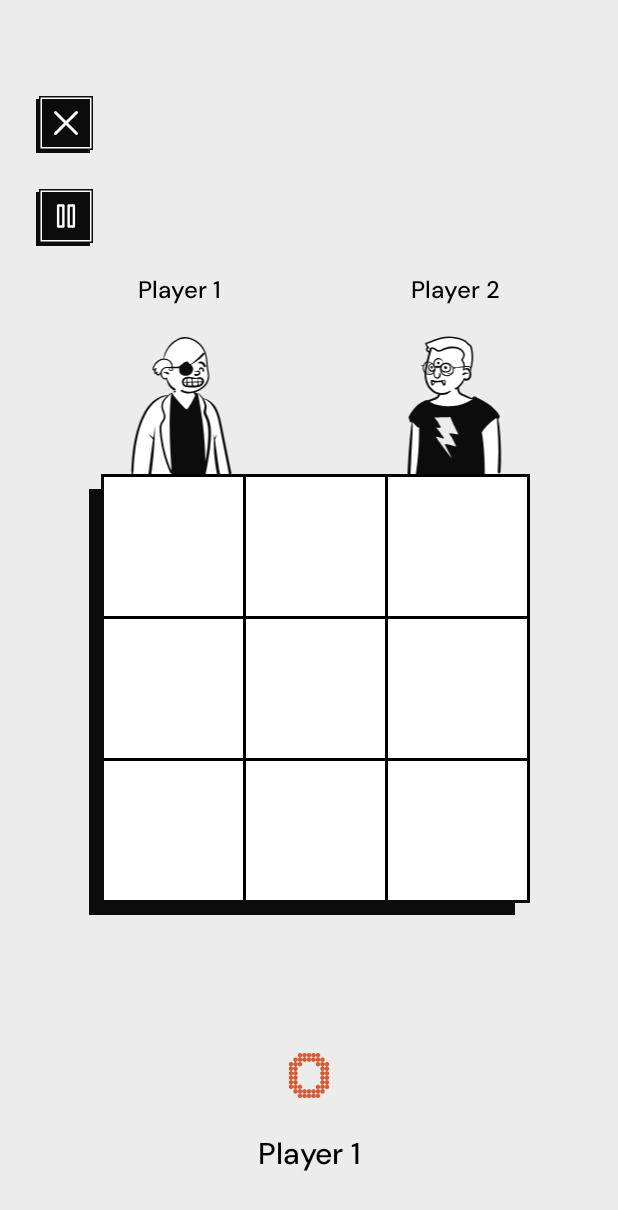
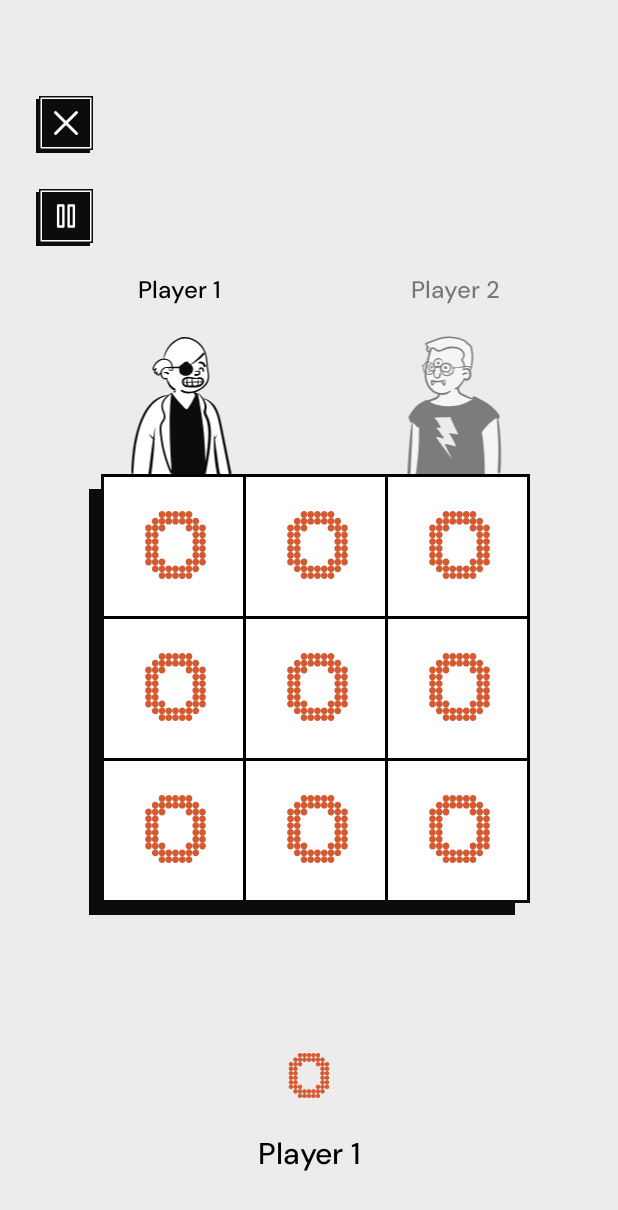
Before and after one commit to DoThanhTuong/tic_tac_toe, an Android app: the screen it shows after launch (MainActivity), on a phone screen of 412 x 824 dp. Shown: the top 1210 px of the screen. Run offline under Robolectric (Android 15) with nearby library versions, the phone set to English and light mode, and no system bars.

Commit message:
update_layout

```diff
--- a/app/src/main/res/drawable/bg_xo.xml
+++ b/app/src/main/res/drawable/bg_xo.xml
@@ -1,26 +1,23 @@
 <?xml version="1.0" encoding="utf-8"?>
-<!-- res/drawable/square_top_left_border.xml -->
 <layer-list xmlns:android="http://schemas.android.com/apk/res/android">
-    <!-- Nền trắng (hoặc trong suốt) -->
-    <item>
+
+    <!-- Lớp nền (background chính) -->
+    <item android:width="94.67dp"
+        android:height="94.67dp">
+          android:top="4dp"
+          android:bottom="4dp"
+          android:left="4dp"
+          android:right="4dp">
         <shape android:shape="rectangle">
-            <solid android:color="#FFFFFF" />
+            <solid android:color="#000000"/> <!-- Màu nền trắng -->
         </shape>
     </item>
 
-    <!-- Viền trái -->
-    <item android:left="94.67dp" android:right="0dp">
+    <!-- Lớp viền trong (inner border) -->
+    <item android:top="2dp" android:bottom="0dp" android:left="0dp" android:right="2dp">
         <shape android:shape="rectangle">
-            <size android:width="4dp" />
-            <solid android:color="#000000" />
+            <solid android:color="#FFFFFF"/> <!-- Màu viền đen -->
         </shape>
     </item>
 
-    <!-- Viền trên -->
-    <item android:top="0dp" android:bottom="94.67dp">
-        <shape android:shape="rectangle">
-            <size android:height="4dp" />
-            <solid android:color="#000000" />
-        </shape>
-    </item>
 </layer-list>
--- a/app/src/main/res/layout/activity_player.xml
+++ b/app/src/main/res/layout/activity_player.xml
@@ -33,57 +33,63 @@
         android:id="@+id/tv_player1"
         android:layout_width="100dp"
         android:layout_height="wrap_content"
+        android:ellipsize="end"
+        android:fontFamily="@font/dmsans"
         android:gravity="center"
         android:maxLines="1"
-        android:ellipsize="end"
         android:paddingStart="16dp"
         android:paddingEnd="16dp"
         android:paddingBottom="16dp"
         android:text="Player 1"
-        android:fontFamily="@font/dmsans"
+        android:textColor="@color/black"
         android:textSize="16sp"
-        android:textColor="@color/black"
         app:layout_constraintBottom_toTopOf="@+id/iv_player1"
         app:layout_constraintEnd_toEndOf="@+id/iv_player1"
-        app:layout_constraintStart_toStartOf="@+id/iv_player1" />
+        app:layout_constraintStart_toStartOf="@+id/iv_player1"
+        tools:ignore="HardcodedText" />
 
     <ImageView
         android:id="@+id/iv_player1"
         android:layout_width="100dp"
         android:layout_height="100dp"
+        android:layout_marginBottom="-4dp"
         android:src="@drawable/player1"
-        android:layout_marginBottom="-4dp"
         app:layout_constraintBottom_toTopOf="@+id/imageView"
-        app:layout_constraintStart_toStartOf="@+id/btn_1" />
+        app:layout_constraintStart_toStartOf="@+id/btn_1"
+        tools:ignore="ContentDescription" />
 
     <TextView
         android:id="@+id/tv_player2"
         android:layout_width="100dp"
         android:layout_height="wrap_content"
+        android:alpha="0.5"
+        android:ellipsize="end"
+        android:fontFamily="@font/dmsans"
         android:gravity="center"
         android:maxLines="1"
-        android:ellipsize="end"
         android:paddingStart="16dp"
         android:paddingEnd="16dp"
         android:paddingBottom="16dp"
         android:text="Player 2"
-        android:fontFamily="@font/dmsans"
+        android:textColor="@color/black"
         android:textSize="16sp"
-        android:textColor="@color/black"
         app:layout_constraintBottom_toTopOf="@+id/iv_player2"
         app:layout_constraintEnd_toEndOf="@+id/iv_player2"
-        app:layout_constraintStart_toStartOf="@+id/iv_player2" />
+        app:layout_constraintStart_toStartOf="@+id/iv_player2"
+        tools:ignore="HardcodedText,TextContrastCheck" />
 
     <ImageView
         android:id="@+id/iv_player2"
         android:layout_width="100dp"
         android:layout_height="100dp"
         android:layout_marginBottom="-4dp"
+        android:alpha="0.5"
         android:src="@drawable/player2"
         app:layout_constraintBottom_toTopOf="@+id/imageView"
-        app:layout_constraintEnd_toEndOf="@+id/btn_3" />
+        app:layout_constraintEnd_toEndOf="@+id/btn_3"
+        tools:ignore="ContentDescription" />
 
-<!--    bàn cờ-->
+    <!--    bàn cờ-->
 
     <ImageView
         android:id="@+id/imageView"
@@ -100,7 +106,8 @@
         android:id="@+id/btn_5"
         android:layout_width="94.67dp"
         android:layout_height="94.67dp"
-        android:src="@drawable/bg_xo"
+        android:background="@drawable/bg_xo"
+        android:src="@drawable/o"
         app:layout_constraintBottom_toBottomOf="@+id/btn_6"
         app:layout_constraintEnd_toStartOf="@+id/btn_6"
         app:layout_constraintTop_toBottomOf="@+id/btn_2"
@@ -110,7 +117,8 @@
         android:id="@+id/btn_2"
         android:layout_width="94.67dp"
         android:layout_height="94.67dp"
-        android:src="@drawable/bg_xo"
+        android:background="@drawable/bg_xo"
+        android:src="@drawable/o"
         app:layout_constraintBottom_toBottomOf="@+id/btn_3"
         app:layout_constraintEnd_toStartOf="@+id/btn_3"
         app:layout_constraintTop_toTopOf="@+id/imageView"
@@ -120,7 +128,8 @@
         android:id="@+id/btn_3"
         android:layout_width="94.67dp"
         android:layout_height="94.67dp"
-        android:src="@drawable/bg_xo"
+        android:background="@drawable/bg_xo"
+        android:src="@drawable/o"
         app:layout_constraintEnd_toEndOf="@+id/imageView"
         app:layout_constraintTop_toTopOf="@+id/imageView"
         tools:ignore="ContentDescription,SpeakableTextPresentCheck" />
@@ -129,7 +138,8 @@
         android:id="@+id/btn_1"
         android:layout_width="94.67dp"
         android:layout_height="94.67dp"
-        android:src="@drawable/bg_xo"
+        android:background="@drawable/bg_xo"
+        android:src="@drawable/o"
         app:layout_constraintBottom_toTopOf="@+id/btn_5"
         app:layout_constraintEnd_toStartOf="@+id/btn_2"
         app:layout_constraintTop_toTopOf="@+id/btn_3"
@@ -139,7 +149,8 @@
         android:id="@+id/btn_4"
         android:layout_width="94.67dp"
         android:layout_height="94.67dp"
-        android:src="@drawable/bg_xo"
+        android:background="@drawable/bg_xo"
+        android:src="@drawable/o"
         app:layout_constraintBottom_toBottomOf="@+id/btn_5"
         app:layout_constraintEnd_toStartOf="@+id/btn_5"
         app:layout_constraintTop_toBottomOf="@+id/btn_1"
@@ -149,7 +160,8 @@
         android:id="@+id/btn_6"
         android:layout_width="94.67dp"
         android:layout_height="94.67dp"
-        android:src="@drawable/bg_xo"
+        android:background="@drawable/bg_xo"
+        android:src="@drawable/o"
         app:layout_constraintEnd_toEndOf="@+id/imageView"
         app:layout_constraintTop_toBottomOf="@+id/btn_3"
         tools:ignore="ContentDescription,SpeakableTextPresentCheck" />
@@ -158,7 +170,8 @@
         android:id="@+id/btn_8"
         android:layout_width="94.67dp"
         android:layout_height="94.67dp"
-        android:src="@drawable/bg_xo"
+        android:background="@drawable/bg_xo"
+        android:src="@drawable/o"
         app:layout_constraintBottom_toBottomOf="@+id/btn_9"
         app:layout_constraintEnd_toEndOf="@+id/btn_5"
         app:layout_constraintStart_toStartOf="@+id/btn_5"
@@ -169,7 +182,8 @@
         android:id="@+id/btn_7"
         android:layout_width="94.67dp"
         android:layout_height="94.67dp"
-        android:src="@drawable/bg_xo"
+        android:background="@drawable/bg_xo"
+        android:src="@drawable/o"
         app:layout_constraintBottom_toBottomOf="@+id/btn_8"
         app:layout_constraintEnd_toStartOf="@+id/btn_8"
         app:layout_constraintTop_toBottomOf="@+id/btn_4"
@@ -179,7 +193,8 @@
         android:id="@+id/btn_9"
         android:layout_width="94.67dp"
         android:layout_height="94.67dp"
-        android:src="@drawable/bg_xo"
+        android:background="@drawable/bg_xo"
+        android:src="@drawable/o"
         app:layout_constraintEnd_toEndOf="@+id/imageView"
         app:layout_constraintTop_toBottomOf="@+id/btn_5"
         tools:ignore="ContentDescription,SpeakableTextPresentCheck" />
@@ -192,7 +207,8 @@
         app:layout_constraintBottom_toBottomOf="parent"
         app:layout_constraintEnd_toEndOf="parent"
         app:layout_constraintStart_toStartOf="parent"
-        app:layout_constraintTop_toBottomOf="@+id/imageView" />
+        app:layout_constraintTop_toBottomOf="@+id/imageView"
+        tools:ignore="ContentDescription" />
 
     <TextView
         android:id="@+id/tv_player"
@@ -210,9 +226,8 @@
         android:textSize="20sp"
         app:layout_constraintEnd_toEndOf="parent"
         app:layout_constraintStart_toStartOf="parent"
-        app:layout_constraintTop_toBottomOf="@+id/imageView2" />
-
-
+        app:layout_constraintTop_toBottomOf="@+id/imageView2"
+        tools:ignore="HardcodedText" />
 
 
 </androidx.constraintlayout.widget.ConstraintLayout>
--- a/app/src/main/res/layout/activity_winlost.xml
+++ b/app/src/main/res/layout/activity_winlost.xml
@@ -24,23 +24,25 @@
         android:id="@+id/bt_replay"
         android:layout_width="38dp"
         android:layout_height="38dp"
+        android:layout_marginEnd="32dp"
         android:importantForAccessibility="no"
         android:src="@drawable/replay"
-        android:layout_marginTop="16dp"
+        app:layout_constraintBottom_toBottomOf="@+id/bt_home"
         app:layout_constraintEnd_toStartOf="@+id/bt_home"
-        app:layout_constraintStart_toStartOf="@+id/tv_info"
-        app:layout_constraintTop_toBottomOf="@+id/tv_info" />
+        app:layout_constraintTop_toTopOf="@+id/bt_home"
+        tools:ignore="TouchTargetSizeCheck" />
 
     <ImageButton
         android:id="@+id/bt_home"
         android:layout_width="38dp"
         android:layout_height="38dp"
-        android:layout_marginStart="100dp"
+        android:layout_marginStart="64dp"
         android:layout_marginTop="16dp"
         android:importantForAccessibility="no"
         android:src="@drawable/home"
         app:layout_constraintEnd_toEndOf="@+id/tv_info"
         app:layout_constraintStart_toStartOf="@+id/tv_info"
-        app:layout_constraintTop_toBottomOf="@+id/tv_info" />
+        app:layout_constraintTop_toBottomOf="@+id/tv_info"
+        tools:ignore="TouchTargetSizeCheck" />
 
 </androidx.constraintlayout.widget.ConstraintLayout>
```
